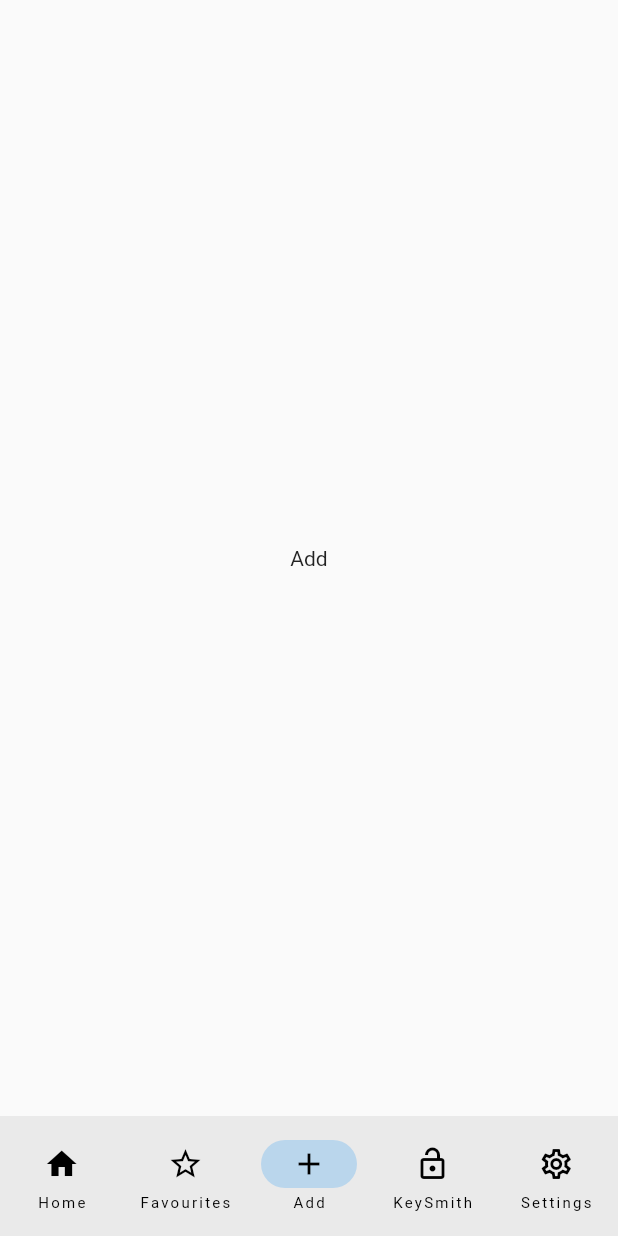
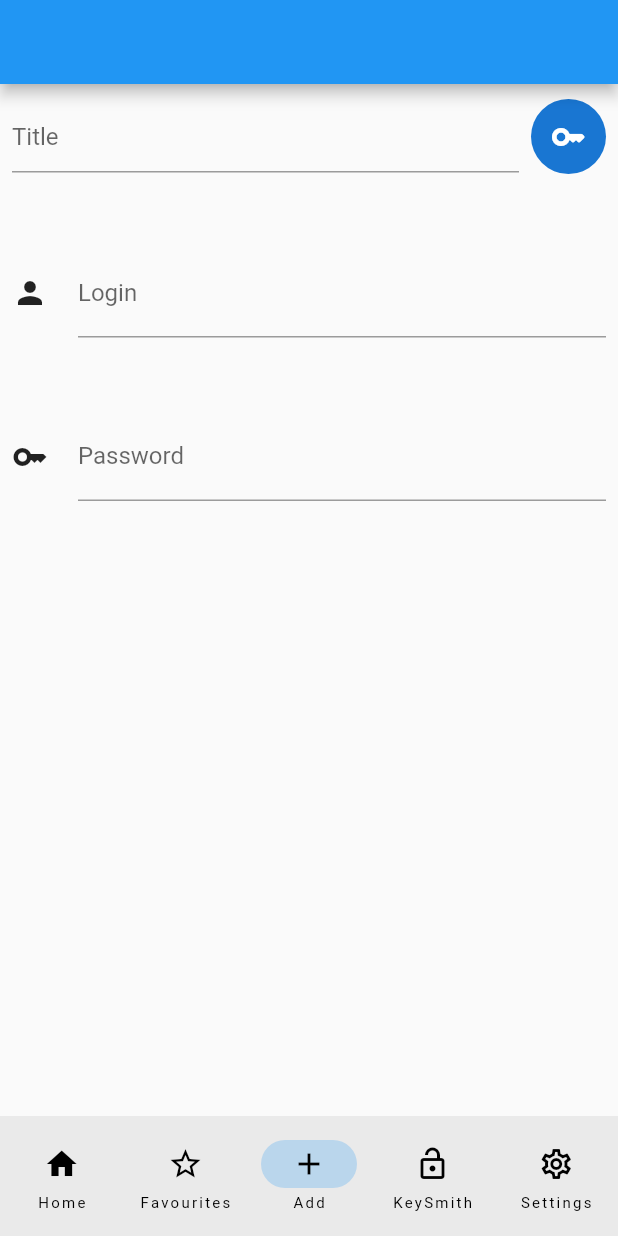
Before and after one commit to techrail/keysmith-android, a Flutter app: the screen it shows after launch, item 3 of the bottom bar chosen, on a phone screen of 412 x 824 dp. Run offline on Flutter 3.47's test engine with Material 2 defaults, Android fonts, the phone set to English and light mode, and no system bars; our stand-ins replace beamer, hooks_riverpod; generated files the repository leaves out were written again.

Commit message:
add textfield to input credentials.

```diff
--- a/keysmith/lib/src/features/add/presentation/pages/add_page.dart
+++ b/keysmith/lib/src/features/add/presentation/pages/add_page.dart
@@ -1,4 +1,5 @@
 import 'package:flutter/material.dart';
+import 'package:keysmith/src/features/add/presentation/views/add_password_view.dart';
 
 class AddPage extends StatelessWidget {
   static const routeName = "/add";
@@ -6,6 +7,6 @@ class AddPage extends StatelessWidget {
 
   @override
   Widget build(BuildContext context) {
-    return const Center(child: Text("Add"));
+    return const AddPasswordView();
   }
 }
--- /dev/null
+++ b/keysmith/lib/src/features/add/presentation/views/add_password_view.dart
@@ -0,0 +1,42 @@
+import 'package:flutter/material.dart';
+import 'package:keysmith/src/features/add/presentation/widgets/input_text_field_widget.dart';
+
+class AddPasswordView extends StatelessWidget {
+  const AddPasswordView({super.key});
+
+  @override
+  Widget build(BuildContext context) {
+    return Scaffold(
+        appBar: AppBar(),
+        body: const Padding(
+          padding: EdgeInsets.fromLTRB(8, 10, 8, 0),
+          child: Column(
+            children: [
+              Row(
+                children: [
+                  Expanded(
+                      child: TextField(
+                    decoration: InputDecoration(hintText: "Title"),
+                  )),
+                  SizedBox(width: 8),
+                  CircleAvatar(
+                    maxRadius: 25,
+                    child: Icon(Icons.key_rounded),
+                  ),
+                ],
+              ),
+              SizedBox(height: 50),
+              InputTextFieldWidget(
+                leadingIcon: Icons.person,
+                label: "Login",
+              ),
+              SizedBox(height: 50),
+              InputTextFieldWidget(
+                leadingIcon: Icons.key_outlined,
+                label: "Password",
+              ),
+            ],
+          ),
+        ));
+  }
+}
--- /dev/null
+++ b/keysmith/lib/src/features/add/presentation/widgets/input_text_field_widget.dart
@@ -0,0 +1,27 @@
+import 'package:flutter/material.dart';
+
+class InputTextFieldWidget extends StatelessWidget {
+  final IconData leadingIcon;
+  final String label;
+
+  const InputTextFieldWidget({
+    super.key,
+    required this.leadingIcon,
+    required this.label,
+  });
+
+  @override
+  Widget build(BuildContext context) {
+    return Row(
+      children: [
+        Icon(leadingIcon),
+        const SizedBox(width: 20),
+        Expanded(
+          child: TextField(
+            decoration: InputDecoration(labelText: label),
+          ),
+        )
+      ],
+    );
+  }
+}
```
